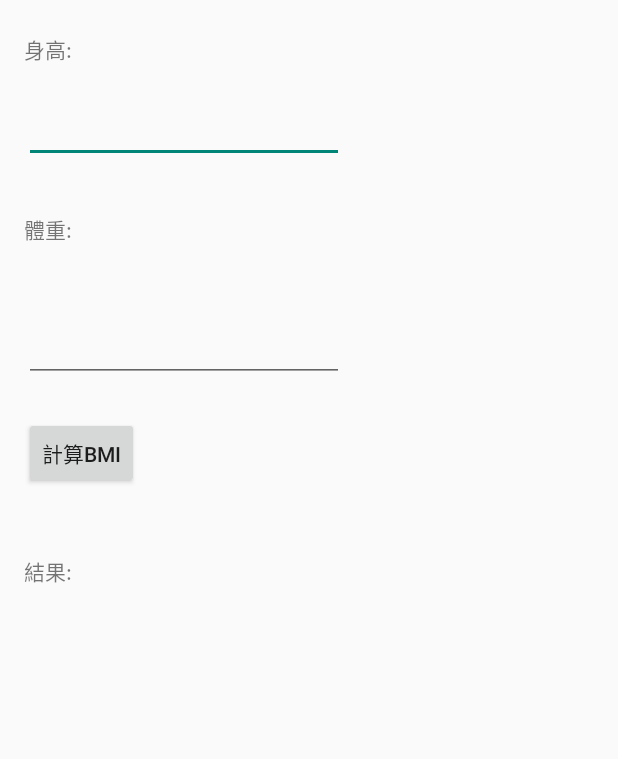
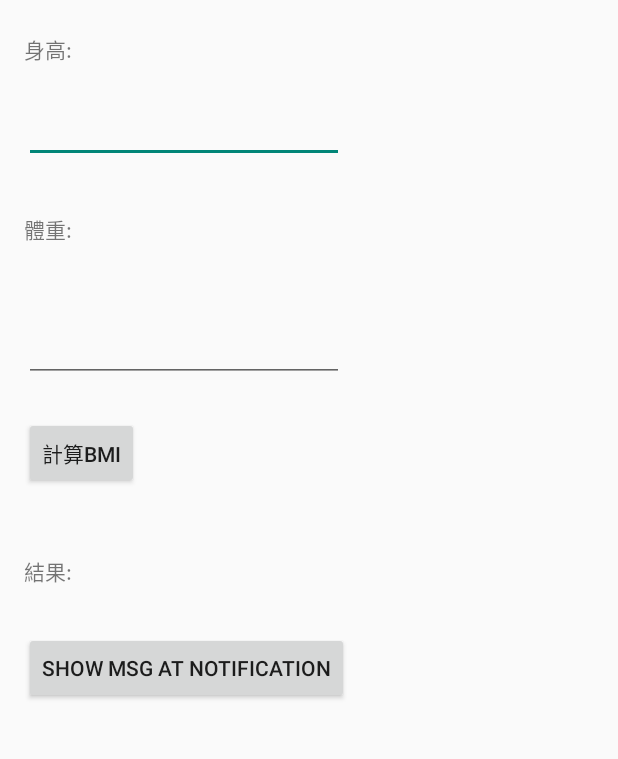
Before and after one commit to vacvin/BMICalcTest, an Android app: the screen it shows after launch (MainActivity), on a phone screen of 412 x 824 dp, the part 140-899 px from its top. Run offline under Robolectric (Android 15) with nearby library versions, the phone set to English and light mode, and no system bars.

Commit message:
Show message at Notification bar.

```diff
--- a/app/src/main/AndroidManifest.xml
+++ b/app/src/main/AndroidManifest.xml
@@ -1,7 +1,7 @@
 <?xml version="1.0" encoding="utf-8"?>
 <manifest xmlns:android="http://schemas.android.com/apk/res/android"
     package="vacvin.myapplication1" >
-
+    <uses-sdk android:minSdkVersion="11" android:targetSdkVersion="17" />
     <application
         android:allowBackup="true"
         android:icon="@mipmap/ic_launcher"
--- a/app/src/main/res/layout/activity_main.xml
+++ b/app/src/main/res/layout/activity_main.xml
@@ -74,4 +74,15 @@
         android:layout_alignParentStart="true"
         android:layout_marginTop="44dp" />
 
+    <Button
+        android:layout_width="wrap_content"
+        android:layout_height="wrap_content"
+        android:text="@string/btn_showMsg"
+        android:id="@+id/btn_showMsg"
+        android:layout_below="@+id/textView4"
+        android:layout_alignParentLeft="true"
+        android:layout_alignParentStart="true"
+        android:layout_marginTop="30dp" />
+
+
 </RelativeLayout>
--- /dev/null
+++ b/app/src/main/res/values/string2.xml
@@ -0,0 +1,4 @@
+<resources>
+    <string name="title_activity_main_activity2">BMI結果</string>
+    <string name="btn_back">回上一頁</string>
+</resources>
--- a/app/src/main/res/values/strings.xml
+++ b/app/src/main/res/values/strings.xml
@@ -16,5 +16,5 @@
     <string name="calc_err01">請先輸入身高與體重!</string>
     <string name="label_homepage">Google首頁</string>
     <string name="label_googleMap">Google Map</string>
-    <string name="title_activity_main_activity2">MainActivity2</string>
+    <string name="btn_showMsg">Show Msg at Notification</string>
 </resources>
```
Also changed, not shown: app/src/main/java/vacvin/myapplication1/MainActivity.java (+51 -5 lines), app/src/main/res/layout/activity_main_activity2.xml (+8 -1 lines).
